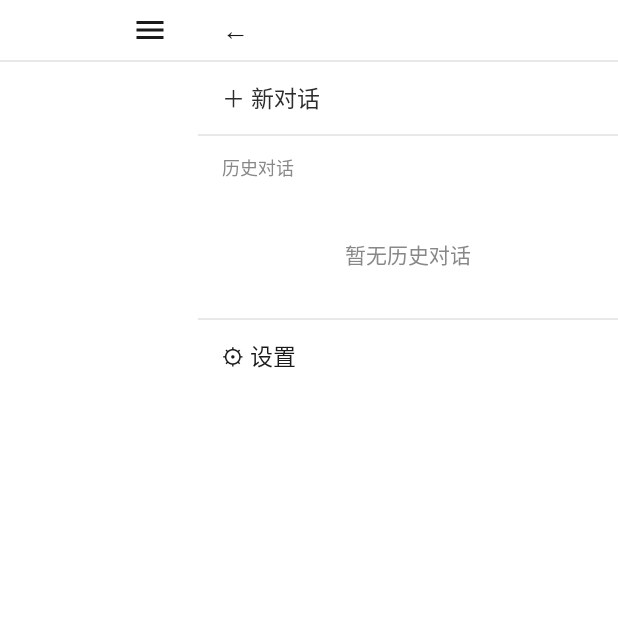
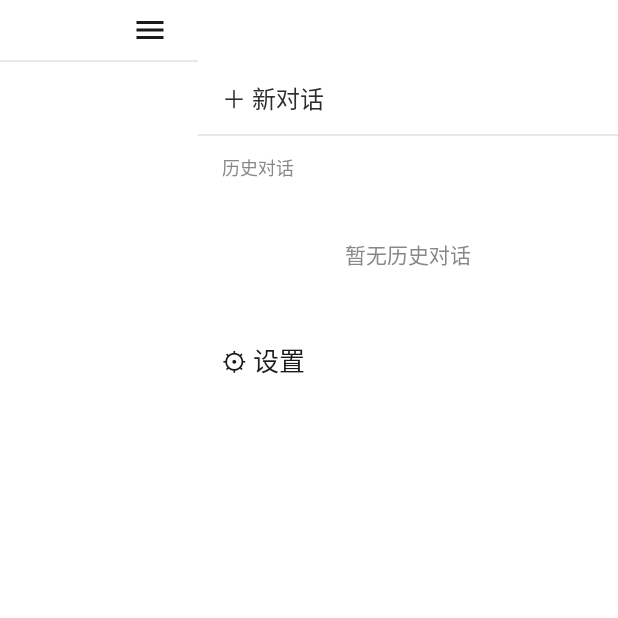
Before and after one commit to weiyuhl/Jasmine36, an Android app: the screen it shows after launch (MainActivity), after a tap on "打开侧边栏", on a phone screen of 412 x 824 dp, the top half of it. Run offline under Robolectric (Android 15) with nearby library versions, the light colour scheme and no system bars; our stand-ins replace Room's generated code.

Commit message:
侧边栏去掉箭头和多余分隔线，设置按钮放大，背景统一

```diff
--- a/app/src/main/java/com/lhzkml/jasmine/MainActivity.kt
+++ b/app/src/main/java/com/lhzkml/jasmine/MainActivity.kt
@@ -89,7 +89,6 @@ class MainActivity : AppCompatActivity() {
 
         // 打开/关闭侧边栏
         findViewById<ImageButton>(R.id.btnDrawer).setOnClickListener { toggleDrawer() }
-        findViewById<TextView>(R.id.btnCloseDrawer).setOnClickListener { closeDrawer() }
 
         // 设置
         findViewById<TextView>(R.id.btnSettings).setOnClickListener {
--- a/app/src/main/res/layout/activity_main.xml
+++ b/app/src/main/res/layout/activity_main.xml
@@ -137,37 +137,13 @@
             android:layout_width="280dp"
             android:layout_height="match_parent"
             android:orientation="vertical"
-            android:background="@color/white">
+            android:background="@color/bg_primary">
 
-            <!-- 侧边栏标题栏（与主标题栏等高） -->
-            <LinearLayout
-                android:layout_width="match_parent"
-                android:layout_height="40dp"
-                android:gravity="center_vertical"
-                android:paddingHorizontal="16dp"
-                android:background="@color/white">
-
-                <TextView
-                    android:id="@+id/btnCloseDrawer"
-                    android:layout_width="wrap_content"
-                    android:layout_height="wrap_content"
-                    android:text="←"
-                    android:textSize="18sp"
-                    android:textColor="@color/text_primary"
-                    android:paddingEnd="12dp"
-                    android:clickable="true"
-                    android:focusable="true" />
-
-                <TextView
-                    android:layout_width="0dp"
-                    android:layout_height="wrap_content"
-                    android:layout_weight="1" />
-            </LinearLayout>
-
+            <!-- 顶部占位（与主标题栏等高，保持对齐） -->
             <View
                 android:layout_width="match_parent"
-                android:layout_height="1dp"
-                android:background="@color/divider" />
+                android:layout_height="41dp"
+                android:background="@color/white" />
 
             <!-- 新对话按钮 -->
             <TextView
@@ -177,7 +153,7 @@
                 android:gravity="center_vertical"
                 android:paddingHorizontal="16dp"
                 android:text="＋ 新对话"
-                android:textSize="15sp"
+                android:textSize="16sp"
                 android:textColor="@color/accent"
                 android:clickable="true"
                 android:focusable="true"
@@ -217,19 +193,15 @@
                 android:clipToPadding="false"
                 android:paddingHorizontal="8dp" />
 
-            <View
-                android:layout_width="match_parent"
-                android:layout_height="1dp"
-                android:background="@color/divider" />
-
+            <!-- 设置入口 -->
             <TextView
                 android:id="@+id/btnSettings"
                 android:layout_width="match_parent"
-                android:layout_height="48dp"
+                android:layout_height="56dp"
                 android:gravity="center_vertical"
                 android:paddingHorizontal="16dp"
                 android:text="⚙ 设置"
-                android:textSize="15sp"
+                android:textSize="17sp"
                 android:textColor="@color/text_primary"
                 android:clickable="true"
                 android:focusable="true"
```
